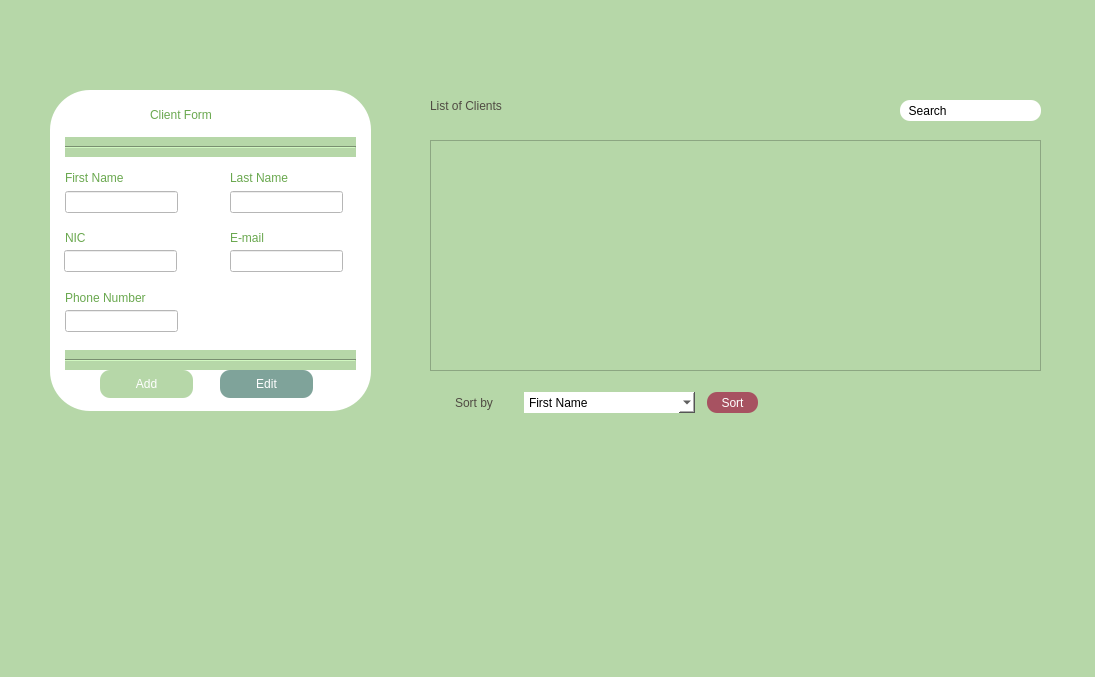
Qt form mainwindow.ui (skander-kechaou/SMART-charging-station) before a commit.
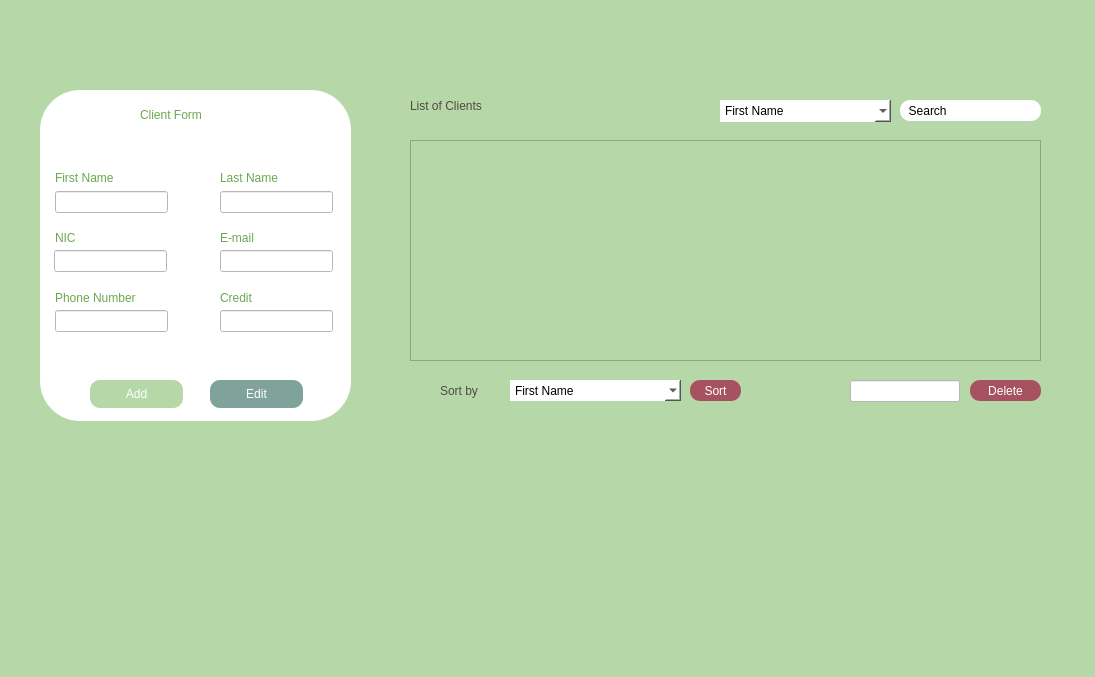
The same form after that commit. Icons and pictures are not drawn.

Commit message: 3rd commit from Client on mainwindow.ui

```diff
--- a/mainwindow.ui
+++ b/mainwindow.ui
@@ -23,10 +23,10 @@
    <widget class="QGroupBox" name="Form">
     <property name="geometry">
      <rect>
-      <x>50</x>
+      <x>40</x>
       <y>90</y>
-      <width>321</width>
-      <height>321</height>
+      <width>311</width>
+      <height>331</height>
      </rect>
     </property>
     <property name="styleSheet">
@@ -40,46 +40,6 @@
     <property name="title">
      <string/>
     </property>
-    <widget class="Line" name="line">
-     <property name="geometry">
-      <rect>
-       <x>15</x>
-       <y>47</y>
-       <width>291</width>
-       <height>20</height>
-      </rect>
-     </property>
-     <property name="styleSheet">
-      <string notr="true">Line
-{
-	background-color: rgb(255, 255, 255);
-}</string>
-     </property>
-     <property name="orientation">
-      <enum>Qt::Horizontal</enum>
-     </property>
-    </widget>
-    <widget class="Line" name="line_2">
-     <property name="geometry">
-      <rect>
-       <x>15</x>
-       <y>260</y>
-       <width>291</width>
-       <height>20</height>
-      </rect>
-     </property>
-     <property name="styleSheet">
-      <string notr="true">Line
-{
-	background-color: rgb(255, 255, 255);
-	
-	border-top-color: rgb(255, 255, 255);
-}</string>
-     </property>
-     <property name="orientation">
-      <enum>Qt::Horizontal</enum>
-     </property>
-    </widget>
     <widget class="QLabel" name="FormLabel">
      <property name="geometry">
       <rect>
@@ -305,7 +265,7 @@
      <property name="geometry">
       <rect>
        <x>50</x>
-       <y>280</y>
+       <y>290</y>
        <width>93</width>
        <height>28</height>
       </rect>
@@ -343,7 +303,7 @@
      <property name="geometry">
       <rect>
        <x>170</x>
-       <y>280</y>
+       <y>290</y>
        <width>93</width>
        <height>28</height>
       </rect>
@@ -362,6 +322,46 @@
       <string>Edit</string>
      </property>
     </widget>
+    <widget class="QLabel" name="creditLabel">
+     <property name="geometry">
+      <rect>
+       <x>180</x>
+       <y>200</y>
+       <width>56</width>
+       <height>16</height>
+      </rect>
+     </property>
+     <property name="styleSheet">
+      <string notr="true">QLabel
+{
+	background-color: rgb(255, 255, 255);
+	color: rgb(106, 168, 79);
+	font: 10pt &quot;Berlin Sans FB&quot;;
+	text-align: right;
+}</string>
+     </property>
+     <property name="text">
+      <string>Credit</string>
+     </property>
+    </widget>
+    <widget class="QLineEdit" name="creditEdit">
+     <property name="geometry">
+      <rect>
+       <x>180</x>
+       <y>220</y>
+       <width>113</width>
+       <height>22</height>
+      </rect>
+     </property>
+     <property name="styleSheet">
+      <string notr="true">QLineEdit
+{
+	background-color: rgb(255, 255, 255);
+	border-color: rgb(106, 168, 79);
+}
+</string>
+     </property>
+    </widget>
     <zorder>FormLabel</zorder>
     <zorder>fnameLabel</zorder>
     <zorder>lnameLabel</zorder>
@@ -395,20 +395,10 @@
      <pixmap>client.png</pixmap>
     </property>
    </widget>
-   <widget class="QListView" name="listView">
-    <property name="geometry">
-     <rect>
-      <x>430</x>
-      <y>140</y>
-      <width>611</width>
-      <height>231</height>
-     </rect>
-    </property>
-   </widget>
    <widget class="QLabel" name="listClients">
     <property name="geometry">
      <rect>
-      <x>430</x>
+      <x>410</x>
       <y>96</y>
       <width>141</width>
       <height>20</height>
@@ -429,7 +419,7 @@
    <widget class="QLabel" name="pdf">
     <property name="geometry">
      <rect>
-      <x>580</x>
+      <x>560</x>
       <y>90</y>
       <width>21</width>
       <height>31</height>
@@ -490,8 +480,8 @@
    <widget class="QLabel" name="Sortby">
     <property name="geometry">
      <rect>
-      <x>455</x>
-      <y>392</y>
+      <x>440</x>
+      <y>380</y>
       <width>71</width>
       <height>21</height>
      </rect>
@@ -508,11 +498,11 @@
      <string>Sort by</string>
     </property>
    </widget>
-   <widget class="QComboBox" name="comboBox">
+   <widget class="QComboBox" name="sortCombo">
     <property name="geometry">
      <rect>
-      <x>524</x>
-      <y>392</y>
+      <x>510</x>
+      <y>380</y>
       <width>171</width>
       <height>21</height>
      </rect>
@@ -545,8 +535,8 @@
    <widget class="QPushButton" name="pushButton">
     <property name="geometry">
      <rect>
-      <x>707</x>
-      <y>392</y>
+      <x>690</x>
+      <y>380</y>
       <width>51</width>
       <height>21</height>
      </rect>
@@ -568,8 +558,8 @@
    <widget class="QLabel" name="sortLabel">
     <property name="geometry">
      <rect>
-      <x>430</x>
-      <y>392</y>
+      <x>410</x>
+      <y>380</y>
       <width>21</width>
       <height>21</height>
      </rect>
@@ -581,17 +571,113 @@
      <pixmap>sort.png</pixmap>
     </property>
    </widget>
-   <zorder>Form</zorder>
-   <zorder>listView</zorder>
-   <zorder>client</zorder>
-   <zorder>listClients</zorder>
-   <zorder>pdf</zorder>
-   <zorder>searchEdit</zorder>
-   <zorder>searchButton</zorder>
-   <zorder>Sortby</zorder>
-   <zorder>comboBox</zorder>
-   <zorder>pushButton</zorder>
-   <zorder>sortLabel</zorder>
+   <widget class="QTableView" name="tableView">
+    <property name="geometry">
+     <rect>
+      <x>410</x>
+      <y>140</y>
+      <width>631</width>
+      <height>221</height>
+     </rect>
+    </property>
+    <property name="styleSheet">
+     <string notr="true">QTableView
+{
+	
+	gridline-color: rgb(255, 255, 255);
+}</string>
+    </property>
+   </widget>
+   <widget class="QLabel" name="trashcan">
+    <property name="geometry">
+     <rect>
+      <x>810</x>
+      <y>375</y>
+      <width>30</width>
+      <height>31</height>
+     </rect>
+    </property>
+    <property name="text">
+     <string/>
+    </property>
+    <property name="pixmap">
+     <pixmap>trash-can.png</pixmap>
+    </property>
+   </widget>
+   <widget class="QLineEdit" name="deleteEdit">
+    <property name="geometry">
+     <rect>
+      <x>850</x>
+      <y>380</y>
+      <width>110</width>
+      <height>22</height>
+     </rect>
+    </property>
+    <property name="styleSheet">
+     <string notr="true">QLineEdit
+{
+	background-color: rgb(255, 255, 255);
+	font: 9pt &quot;Berlin Sans FB&quot;;
+}</string>
+    </property>
+   </widget>
+   <widget class="QPushButton" name="deleteButton">
+    <property name="geometry">
+     <rect>
+      <x>970</x>
+      <y>380</y>
+      <width>71</width>
+      <height>21</height>
+     </rect>
+    </property>
+    <property name="styleSheet">
+     <string notr="true">QPushButton
+{
+	
+	background-color: rgb(167, 82, 97);
+	color: rgb(255, 255, 255);
+	font: 10pt &quot;Berlin Sans FB&quot;;
+	border-radius: 10px;
+}</string>
+    </property>
+    <property name="text">
+     <string>Delete</string>
+    </property>
+   </widget>
+   <widget class="QComboBox" name="comboBox">
+    <property name="geometry">
+     <rect>
+      <x>720</x>
+      <y>100</y>
+      <width>171</width>
+      <height>22</height>
+     </rect>
+    </property>
+    <property name="styleSheet">
+     <string notr="true">QComboBox
+{
+	background-color: rgb(255, 255, 255);
+	border-radius: 20px;
+	font: 9pt &quot;Berlin Sans FB&quot;;
+
+}</string>
+    </property>
+    <item>
+     <property name="text">
+      <string>First Name</string>
+     </property>
+    </item>
+    <item>
+     <property name="text">
+      <string>Last Name</string>
+     </property>
+    </item>
+    <item>
+     <property name="text">
+      <string>NIC</string>
+     </property>
+    </item>
+   </widget>
   </widget>
   <widget class="QMenuBar" name="menubar">
    <property name="geometry">
```
Left out of the diff: 6 changed lines with no effect on the pictures.
